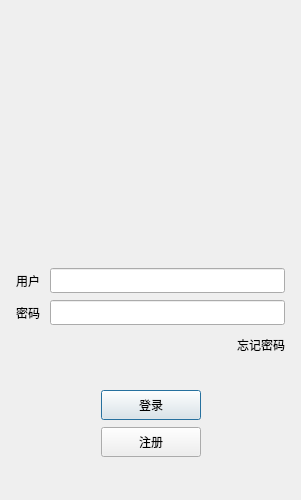
The window that logindialog.ui (KBchulan/whxchat) describes before a commit, drawn with Qt 5.
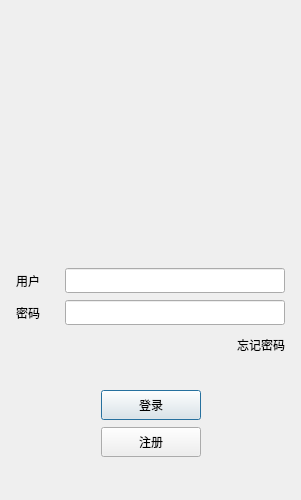
The same window after the commit. Icons and pictures are not drawn.

```diff
--- a/logindialog.ui
+++ b/logindialog.ui
@@ -107,7 +107,7 @@
           </size>
          </property>
          <property name="text">
-          <string>用户</string>
+          <string>用户  </string>
          </property>
         </widget>
        </item>
@@ -115,13 +115,13 @@
         <widget class="QLineEdit" name="user_edit">
          <property name="minimumSize">
           <size>
-           <width>235</width>
+           <width>220</width>
            <height>25</height>
           </size>
          </property>
          <property name="maximumSize">
           <size>
-           <width>235</width>
+           <width>220</width>
            <height>25</height>
           </size>
          </property>
@@ -157,18 +157,18 @@
         <widget class="QLineEdit" name="pass_edit">
          <property name="minimumSize">
           <size>
-           <width>235</width>
+           <width>220</width>
            <height>25</height>
           </size>
          </property>
          <property name="maximumSize">
           <size>
-           <width>235</width>
+           <width>220</width>
            <height>25</height>
           </size>
          </property>
          <property name="alignment">
-          <set>Qt::AlignJustify|Qt::AlignVCenter</set>
+          <set>Qt::AlignRight|Qt::AlignTrailing|Qt::AlignVCenter</set>
          </property>
         </widget>
        </item>
```
